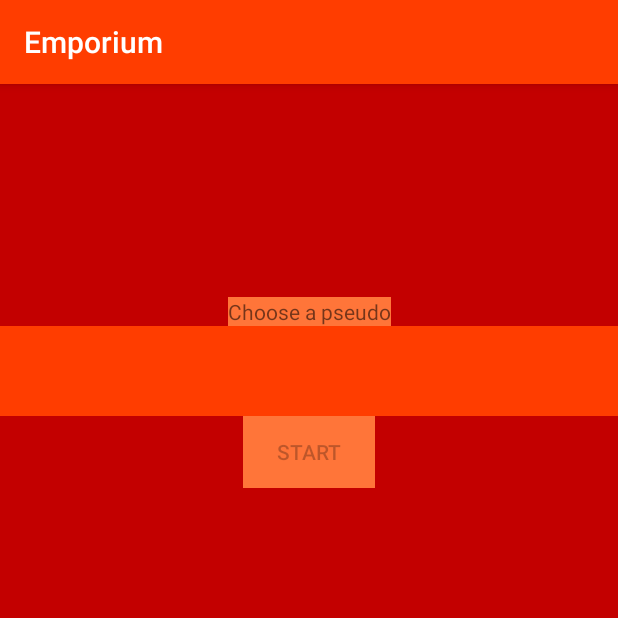
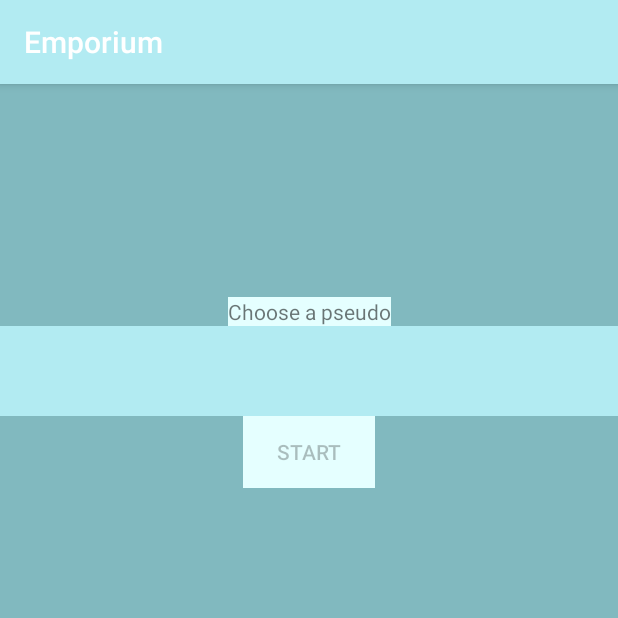
Before and after one commit to ThiernoABah/Emporium, an Android app: the screen it shows after launch (LogActivity), on a phone screen of 412 x 824 dp, the top half of it. Run offline under Robolectric (Android 15) with nearby library versions, the phone set to English and light mode, and no system bars.

Commit message:
couleur plus douce

```diff
--- a/app/src/main/res/layout/activity_main.xml
+++ b/app/src/main/res/layout/activity_main.xml
@@ -46,6 +46,7 @@
         android:layout_alignParentBottom="true"
         app:menu="@menu/bottom_nav"
         android:background="?android:attr/windowBackground"
+        app:itemTextColor="@color/colorPrimaryDark"
         />
 
 </RelativeLayout>
--- a/app/src/main/res/layout/fragment_map.xml
+++ b/app/src/main/res/layout/fragment_map.xml
@@ -38,6 +38,7 @@
         android:verticalSpacing="5dp"
         android:horizontalSpacing="5dp"
         android:layout_marginTop="25dp"
+
         />
 
 </RelativeLayout>
--- a/app/src/main/res/menu/bottom_nav.xml
+++ b/app/src/main/res/menu/bottom_nav.xml
@@ -8,7 +8,8 @@
     <item
         android:id="@+id/nav_map"
         android:icon="@drawable/ic_map_24px"
-        android:title="Map"/>
+        android:title="Map"
+        />
     <item
         android:id="@+id/nav_shop"
         android:icon="@drawable/ic_storefront_24px"
--- a/app/src/main/res/values/colors.xml
+++ b/app/src/main/res/values/colors.xml
@@ -1,8 +1,13 @@
 <?xml version="1.0" encoding="utf-8"?>
 <resources>
-    <color name="colorPrimary">#ff3d00</color>
+    <!--<color name="colorPrimary">#ff3d00</color>
     <color name="colorPrimaryDark">#c30000</color>
-    <color name="colorAccent">#ff7539</color>
+    <color name="colorAccent">#ff7539</color>-->
+
+    <color name="colorPrimary">#b2ebf2</color>
+    <color name="colorPrimaryDark">#81b9bf</color>
+    <color name="colorAccent">#e5ffff</color>
+
     <color name="communColor">#29C92B</color>
     <color name="rareColor">#2698D1</color>
     <color name="epicColor">#9F1CCC</color>
--- a/app/src/main/res/values/ic_launcher_background.xml
+++ b/app/src/main/res/values/ic_launcher_background.xml
@@ -1,4 +1,4 @@
 <?xml version="1.0" encoding="utf-8"?>
 <resources>
-    <color name="ic_launcher_background">#FF3D00</color>
+    <color name="ic_launcher_background">#E4FDFE</color>
 </resources>
```
Also changed, not shown: app/src/main/ic_launcher-web.png, app/src/main/res/mipmap-hdpi/ic_launcher.png, app/src/main/res/mipmap-hdpi/ic_launcher_round.png, app/src/main/res/mipmap-mdpi/ic_launcher.png, app/src/main/res/mipmap-mdpi/ic_launcher_round.png, app/src/main/res/mipmap-xhdpi/ic_launcher.png, app/src/main/res/mipmap-xhdpi/ic_launcher_round.png, app/src/main/res/mipmap-xxhdpi/ic_launcher.png, app/src/main/res/mipmap-xxhdpi/ic_launcher_round.png, app/src/main/res/mipmap-xxxhdpi/ic_launcher.png, app/src/main/res/mipmap-xxxhdpi/ic_launcher_round.png.
